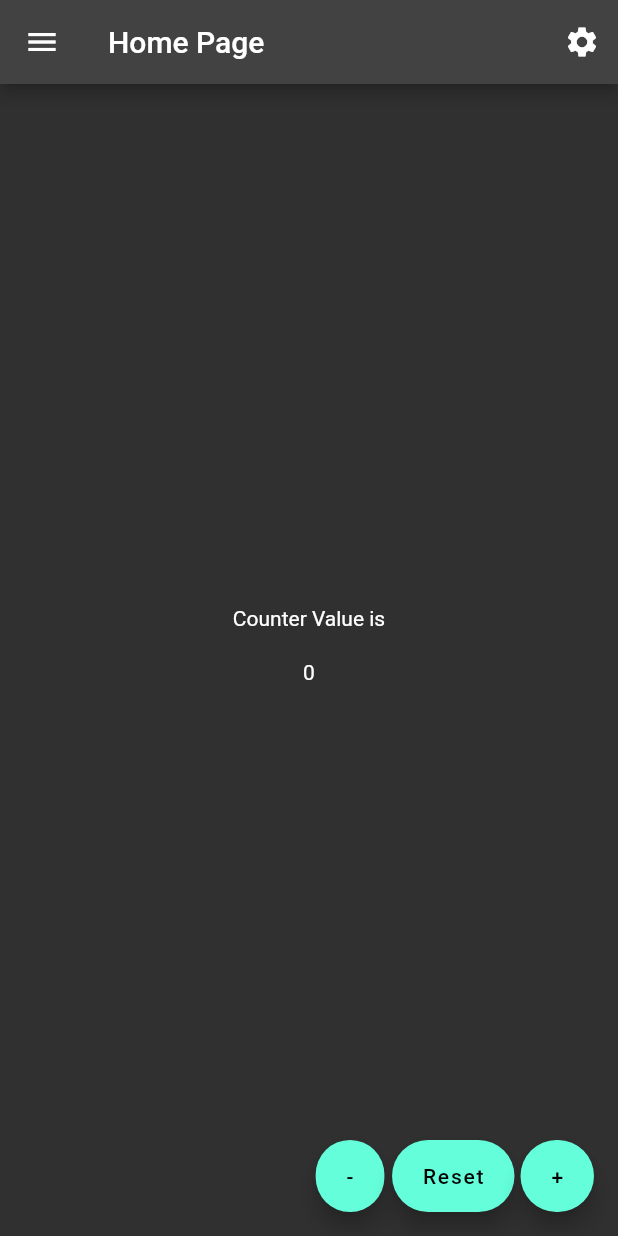
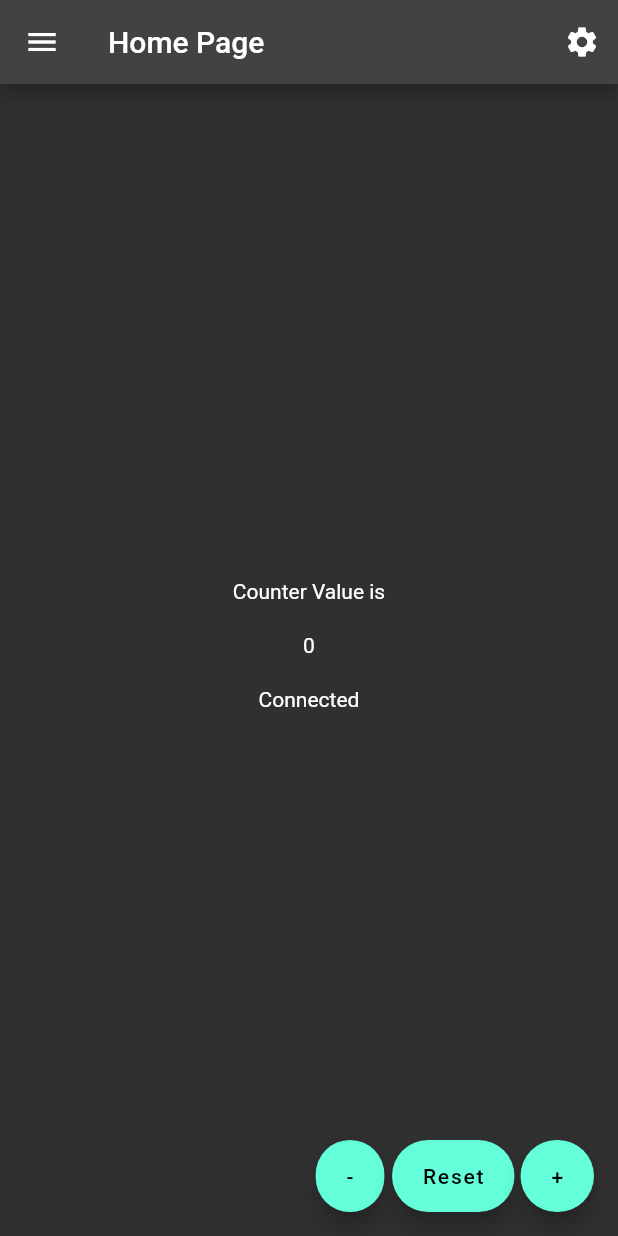
Before and after one commit to aboelnasrmo/counterappBlocwithLang, a Flutter app: the screen it shows after launch, on a phone screen of 412 x 824 dp. Run offline on Flutter 3.47's test engine with Material 2 defaults, Android fonts, the phone set to English and light mode, and no system bars; our stand-ins replace connectivity_plus, flutter_bloc, go_router, shared_preferences.

Commit message:
connectivity check working with bloc

```diff
--- /dev/null
+++ b/lib/business_logic/bloc/internet_bloc/internet_bloc.dart
@@ -0,0 +1,36 @@
+import 'dart:async';
+
+import 'package:flutter/material.dart';
+import 'package:flutter_bloc/flutter_bloc.dart';
+import 'package:connectivity_plus/connectivity_plus.dart';
+
+part 'internet_event.dart';
+part 'internet_state.dart';
+
+class InternetBloc extends Bloc<InternetEvent, InternetState> {
+  StreamSubscription? _subscription;
+  InternetBloc() : super(InternetInitial()) {
+    on<InternetEvent>((event, emit) {
+      if (event is ConnectedEvent) {
+        emit(ConnectedState(msg: 'Connected'));
+      } else if (event is NotConnectedEvent) {
+        emit(NotConnectedState(msg: 'Not Connected'));
+      }
+    });
+    _subscription = Connectivity()
+        .onConnectivityChanged
+        .listen((ConnectivityResult result) {
+      if (result == ConnectivityResult.wifi ||
+          result == ConnectivityResult.mobile) {
+        add(ConnectedEvent());
+      } else {
+        add(NotConnectedEvent());
+      }
+    });
+  }
+  @override
+  Future<void> close() {
+    _subscription!.cancel();
+    return super.close();
+  }
+}
--- /dev/null
+++ b/lib/business_logic/bloc/internet_bloc/internet_event.dart
@@ -0,0 +1,8 @@
+part of 'internet_bloc.dart';
+
+@immutable
+abstract class InternetEvent {}
+
+class ConnectedEvent extends InternetEvent {}
+
+class NotConnectedEvent extends InternetEvent {}
--- /dev/null
+++ b/lib/business_logic/bloc/internet_bloc/internet_state.dart
@@ -0,0 +1,18 @@
+part of 'internet_bloc.dart';
+
+@immutable
+abstract class InternetState {}
+
+class InternetInitial extends InternetState {}
+
+class ConnectedState extends InternetState {
+  final String msg;
+
+  ConnectedState({required this.msg});
+}
+
+class NotConnectedState extends InternetState {
+  final String msg;
+
+  NotConnectedState({required this.msg});
+}
--- a/lib/main.dart
+++ b/lib/main.dart
@@ -1,3 +1,4 @@
+import 'package:app1/business_logic/bloc/internet_bloc/internet_bloc.dart';
 import 'package:app1/business_logic/cubit/local_cubit/local_cubit.dart';
 import 'package:app1/router/app_router.dart';
 import 'package:flutter/material.dart';
@@ -23,6 +24,9 @@ class MyApp extends StatelessWidget {
         ),
         BlocProvider(
           create: (context) => LocalCubit()..getSavedLanguage(),
+        ),
+        BlocProvider(
+          create: (context) => InternetBloc(),
         ),
       ],
       child: BlocBuilder<LocalCubit, LocalState>(
--- a/lib/pages/home_page.dart
+++ b/lib/pages/home_page.dart
@@ -1,3 +1,4 @@
+import 'package:app1/business_logic/bloc/internet_bloc/internet_bloc.dart';
 import 'package:flutter/material.dart';
 import 'package:flutter_bloc/flutter_bloc.dart';
 import 'package:go_router/go_router.dart';
@@ -42,6 +43,17 @@ class HomePage extends StatelessWidget {
                 } else {
                   return const SizedBox();
                 }
+              },
+            ),
+            const SizedBox(height: 20),
+            BlocBuilder<InternetBloc, InternetState>(
+              builder: (context, state) {
+                if (state is ConnectedState) {
+                  return Text(state.msg);
+                } else if (state is NotConnectedState) {
+                  return Text(state.msg);
+                }
+                return const SizedBox();
               },
             ),
             const SizedBox(height: 20),
--- a/pubspec.yaml
+++ b/pubspec.yaml
@@ -28,6 +28,7 @@ environment:
 # the latest version available on pub.dev. To see which dependencies have newer
 # versions available, run `flutter pub outdated`.
 dependencies:
+  connectivity_plus: ^3.0.3
   cupertino_icons: ^1.0.2
   flutter:
     sdk: flutter
```
Also changed, not shown: pubspec.lock, 1 other file.
